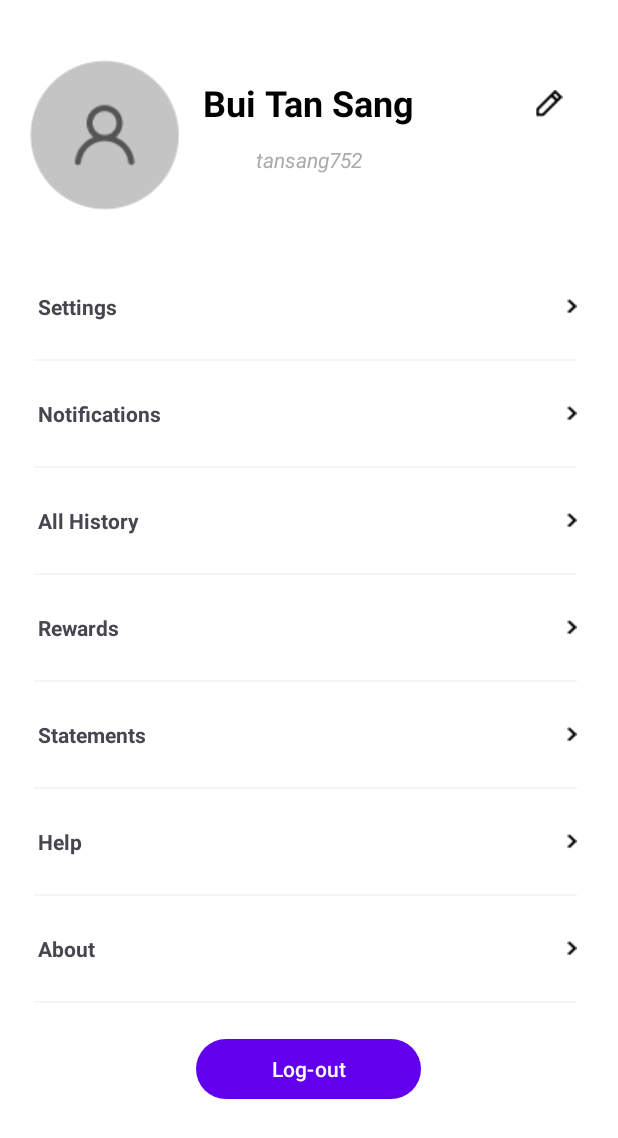
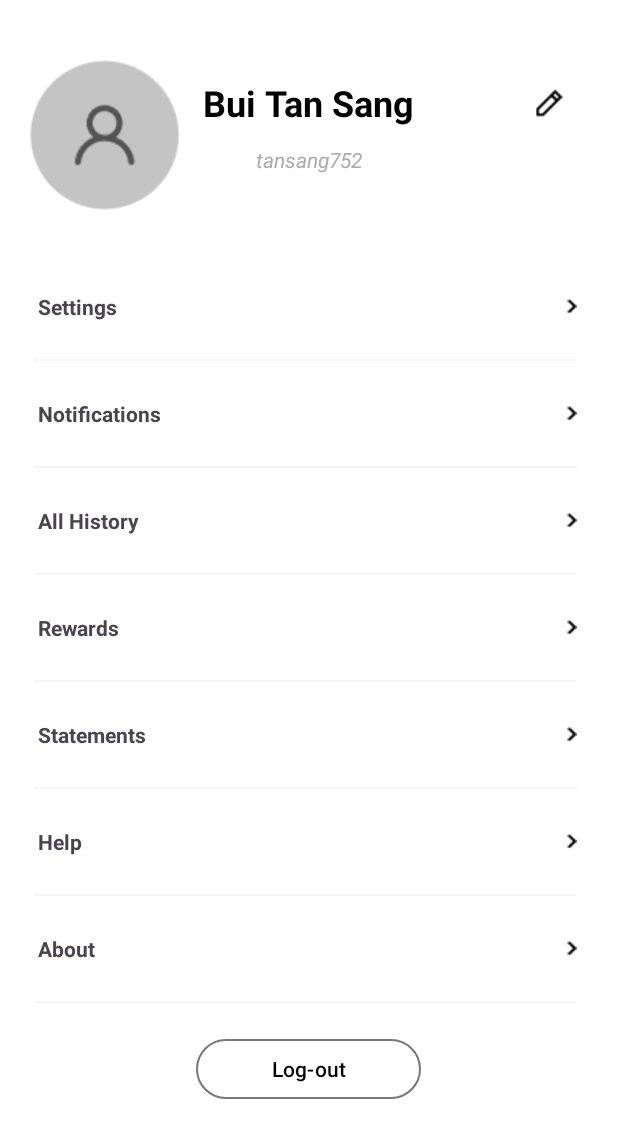
Before and after one commit to leduytam/eMarket, an Android app: the layout fragment_user_profile.xml on its own in the app's theme, with its tools: preview values and no code run, on a phone screen of 412 x 824 dp. Shown: the top 1138 px of the screen. Run offline under Robolectric (Android 15) with nearby library versions, the phone set to English and light mode, and no system bars.

Commit message:
ME-09 | update fragment for user profile screen

```diff
--- a/app/src/main/res/layout/fragment_user_profile.xml
+++ b/app/src/main/res/layout/fragment_user_profile.xml
@@ -1,3 +1,9 @@
+<FrameLayout xmlns:android="http://schemas.android.com/apk/res/android"
+    xmlns:tools="http://schemas.android.com/tools"
+    android:layout_width="match_parent"
+    android:layout_height="match_parent"
+    tools:context=".UserProfileFragment">
+
 <ScrollView xmlns:android="http://schemas.android.com/apk/res/android"
     xmlns:tools="http://schemas.android.com/tools"
     android:layout_width="match_parent"
@@ -277,12 +283,19 @@
                 android:background="#F5F5F5" />
 
             <Button
-                android:id="@+id/supabutton"
-                android:layout_width="150dp"
+                style="?attr/materialButtonOutlinedStyle"
+                android:id="@+id/btnLogout"
+                android:layout_width="wrap_content"
                 android:layout_height="wrap_content"
+                android:textColor="@color/black"
                 android:layout_marginTop="20dp"
-                android:text="Log-out" />
+                android:width="150dp"
+                android:textStyle="normal"
+                android:text="Log-out"
+                />
+
 
         </LinearLayout>
     </RelativeLayout>
 </ScrollView>
+</FrameLayout>
```
Also changed, not shown: app/src/main/java/com/group05/emarket/UserProfileFragment.java (added, +27 -0 lines).
